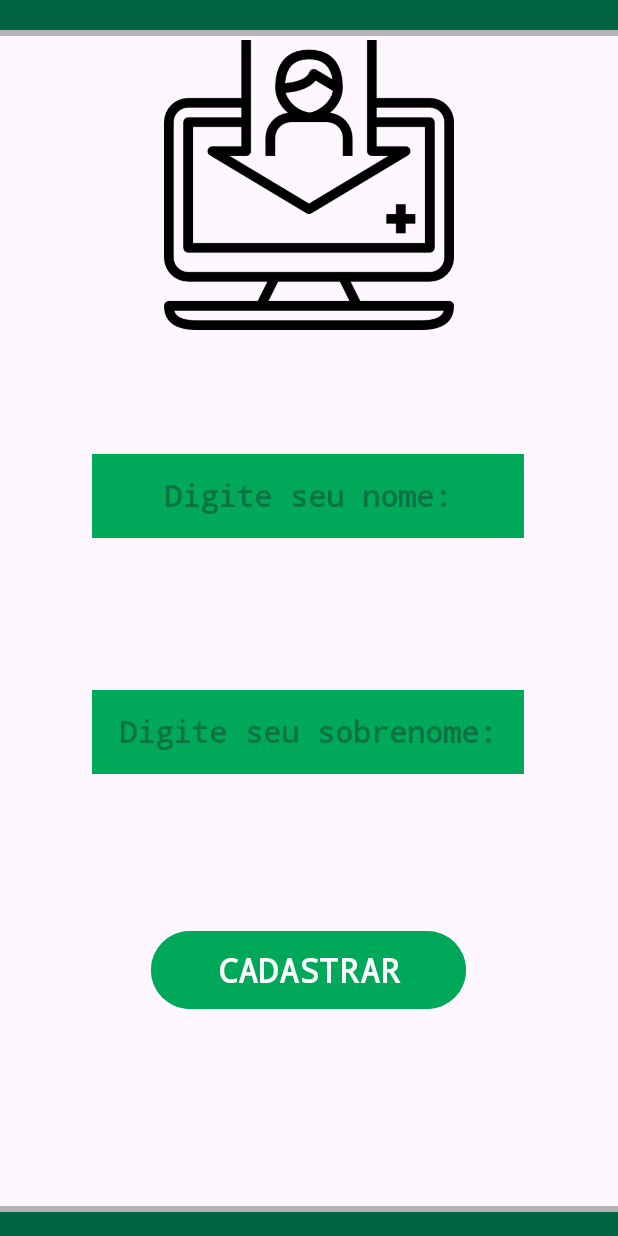
After one commit to GuilhermeFogolin/Desenvolvimento-Mobile, an Android app: the Cadastro screen opened directly, with no data from a screen before it, on a phone screen of 412 x 824 dp. The commit adds this screen. Run offline under Robolectric (Android 15) with nearby library versions, the phone set to English and light mode, and no system bars.

Commit message:
Tela inicial e de cadastro

```diff
--- a/Tem-De-Tudo/app/src/main/AndroidManifest.xml
+++ b/Tem-De-Tudo/app/src/main/AndroidManifest.xml
@@ -13,6 +13,9 @@
         android:theme="@style/Theme.TemDeTudo"
         tools:targetApi="31">
         <activity
+            android:name=".Cadastro"
+            android:exported="false" />
+        <activity
             android:name=".MainActivity"
             android:exported="true">
             <intent-filter>
--- /dev/null
+++ b/Tem-De-Tudo/app/src/main/java/br/com/fecapccp/tem_de_tudo/Cadastro.java
@@ -0,0 +1,24 @@
+package br.com.fecapccp.tem_de_tudo;
+
+import android.os.Bundle;
+
+import androidx.activity.EdgeToEdge;
+import androidx.appcompat.app.AppCompatActivity;
+import androidx.core.graphics.Insets;
+import androidx.core.view.ViewCompat;
+import androidx.core.view.WindowInsetsCompat;
+
+public class Cadastro extends AppCompatActivity {
+
+    @Override
+    protected void onCreate(Bundle savedInstanceState) {
+        super.onCreate(savedInstanceState);
+        EdgeToEdge.enable(this);
+        setContentView(R.layout.activity_cadastro);
+        ViewCompat.setOnApplyWindowInsetsListener(findViewById(R.id.btnCadastro), (v, insets) -> {
+            Insets systemBars = insets.getInsets(WindowInsetsCompat.Type.systemBars());
+            v.setPadding(systemBars.left, systemBars.top, systemBars.right, systemBars.bottom);
+            return insets;
+        });
+    }
+}
--- /dev/null
+++ b/Tem-De-Tudo/app/src/main/res/layout/activity_cadastro.xml
@@ -0,0 +1,130 @@
+<?xml version="1.0" encoding="utf-8"?>
+<androidx.constraintlayout.widget.ConstraintLayout xmlns:android="http://schemas.android.com/apk/res/android"
+    xmlns:app="http://schemas.android.com/apk/res-auto"
+    xmlns:tools="http://schemas.android.com/tools"
+    android:id="@+id/btnCadastro"
+    android:layout_width="match_parent"
+    android:layout_height="match_parent"
+    tools:context=".Cadastro">
+
+    <ImageView
+        android:id="@+id/iv_cadastro"
+        android:layout_width="229dp"
+        android:layout_height="193dp"
+        android:contentDescription="@string/descricao_img_cadastro"
+        android:src="@drawable/cad"
+        app:layout_constraintBottom_toTopOf="@+id/linearLayout2"
+        app:layout_constraintEnd_toEndOf="parent"
+        app:layout_constraintStart_toStartOf="parent"
+        app:layout_constraintTop_toTopOf="parent"
+        app:layout_constraintVertical_bias="0.044" />
+
+    <LinearLayout
+        android:id="@+id/linearLayout"
+        android:layout_width="421dp"
+        android:layout_height="20dp"
+        android:layout_marginStart="1dp"
+        android:layout_marginEnd="1dp"
+        android:background="@color/verde_escuro"
+        android:orientation="vertical"
+        app:layout_constraintEnd_toEndOf="parent"
+        app:layout_constraintHorizontal_bias="0.416"
+        app:layout_constraintStart_toStartOf="parent"
+        tools:ignore="MissingConstraints"
+        tools:layout_editor_absoluteY="-1dp">
+
+    </LinearLayout>
+
+    <View
+        android:id="@+id/view_main1"
+        android:layout_width="429dp"
+        android:layout_height="4dp"
+        android:layout_marginBottom="25dp"
+        android:background="@color/cinza_claro"
+        app:layout_constraintBottom_toTopOf="@+id/iv_cadastro"
+        app:layout_constraintEnd_toEndOf="parent"
+        app:layout_constraintHorizontal_bias="0.277"
+        app:layout_constraintStart_toStartOf="parent"
+        app:layout_constraintTop_toBottomOf="@+id/linearLayout"
+        app:layout_constraintVertical_bias="0.0" />
+
+    <LinearLayout
+        android:id="@+id/linearLayout2"
+        android:layout_width="421dp"
+        android:layout_height="20dp"
+        android:background="@color/verde_escuro"
+        android:orientation="vertical"
+        app:layout_constraintBottom_toBottomOf="parent"
+        app:layout_constraintEnd_toEndOf="parent"
+        app:layout_constraintStart_toStartOf="parent">
+
+        <View
+            android:id="@+id/view_main2"
+            android:layout_width="429dp"
+            android:layout_height="4dp"
+            android:background="@color/cinza_claro" />
+
+    </LinearLayout>
+
+    <EditText
+        android:id="@+id/et_nome"
+        android:layout_width="288dp"
+        android:layout_height="56dp"
+        android:background="@color/verde_claro"
+        android:ems="10"
+        android:fontFamily="monospace"
+        android:hint="@string/hintNome"
+        android:inputType="text"
+        android:padding="10dp"
+        android:textAlignment="center"
+        android:textColor="@color/cinza_escuro"
+        android:textSize="20sp"
+        android:textStyle="bold"
+        app:layout_constraintBaseline_toBottomOf="parent"
+        app:layout_constraintBottom_toBottomOf="parent"
+        app:layout_constraintEnd_toEndOf="parent"
+        app:layout_constraintHorizontal_bias="0.495"
+        app:layout_constraintStart_toStartOf="parent"
+        app:layout_constraintTop_toBottomOf="@+id/iv_cadastro"
+        app:layout_constraintVertical_bias="0.151" />
+
+    <EditText
+        android:id="@+id/et_sobre"
+        android:layout_width="288dp"
+        android:layout_height="56dp"
+        android:background="@color/verde_claro"
+        android:ems="10"
+        android:fontFamily="monospace"
+        android:hint="@string/hintSobrenome"
+        android:inputType="text"
+        android:padding="10dp"
+        android:textAlignment="center"
+        android:textColor="@color/cinza_escuro"
+        android:textSize="20sp"
+        android:textStyle="bold"
+        app:layout_constraintBaseline_toBottomOf="parent"
+        app:layout_constraintBottom_toTopOf="@+id/btnCadastrar"
+        app:layout_constraintEnd_toEndOf="parent"
+        app:layout_constraintHorizontal_bias="0.495"
+        app:layout_constraintStart_toStartOf="parent"
+        app:layout_constraintTop_toBottomOf="@+id/et_nome" />
+
+    <Button
+        android:id="@+id/btnCadastrar"
+        android:layout_width="210dp"
+        android:layout_height="60dp"
+        android:backgroundTint="@color/verde_claro"
+        android:fontFamily="monospace"
+        android:text="@string/btnCadastro"
+        android:textAlignment="center"
+        android:textColor="@color/branco"
+        android:textSize="22sp"
+        android:textStyle="bold"
+        app:layout_constraintBottom_toBottomOf="parent"
+        app:layout_constraintEnd_toEndOf="parent"
+        app:layout_constraintHorizontal_bias="0.497"
+        app:layout_constraintStart_toStartOf="parent"
+        app:layout_constraintTop_toTopOf="parent"
+        app:layout_constraintVertical_bias="0.807" />
+
+</androidx.constraintlayout.widget.ConstraintLayout>
--- a/Tem-De-Tudo/app/src/main/res/values/colors.xml
+++ b/Tem-De-Tudo/app/src/main/res/values/colors.xml
@@ -1,5 +1,8 @@
 <?xml version="1.0" encoding="utf-8"?>
 <resources>
-    <color name="black">#FF000000</color>
-    <color name="white">#FFFFFFFF</color>
+    <color name="branco">#FFFFFFFF</color>
+    <color name="verde_escuro">#006341</color>
+    <color name="verde_claro">#00A859</color>
+    <color name="cinza_escuro">#4D4D4D</color>
+    <color name="cinza_claro">#B3B3B3</color>
 </resources>
--- a/Tem-De-Tudo/app/src/main/res/values/strings.xml
+++ b/Tem-De-Tudo/app/src/main/res/values/strings.xml
@@ -1,3 +1,15 @@
 <resources>
     <string name="app_name">Tem-De-Tudo</string>
+
+    <!-- Main -->
+    <string name="btnMain">INICIAR</string>
+    <string name="fecap"> FECAP - 2025 GUILHERME FOGOLIN </string>
+    <string name="descricao_img_main">Logo do aplicativo</string>
+
+    <!-- Cadastro -->
+    <string name="descricao_img_cadastro">Cadastro</string>
+    <string name="btnCadastro">CADASTRAR</string>
+    <string name="hintNome">Digite seu nome: </string>
+    <string name="hintSobrenome">Digite seu sobrenome: </string>
+
 </resources>
```
Also changed, not shown: Tem-De-Tudo/app/src/main/java/br/com/fecapccp/tem_de_tudo/MainActivity.java (+58 -0 lines), Tem-De-Tudo/app/src/main/res/layout/activity_main.xml (+88 -5 lines), Tem-De-Tudo/app/src/main/res/drawable/cad.png (added), Tem-De-Tudo/app/src/main/res/drawable/cadastro.png (added), Tem-De-Tudo/app/src/main/res/drawable/main.png (added), 3 other files.
